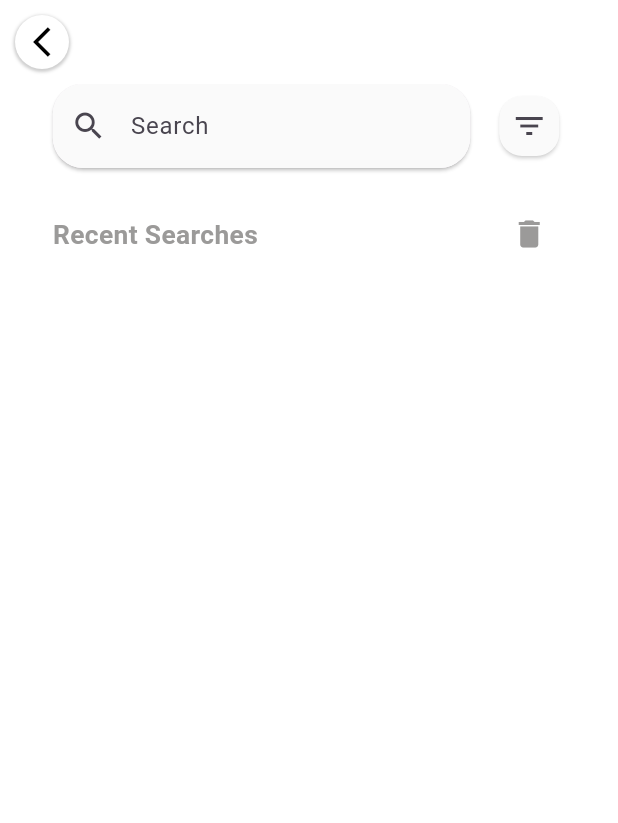
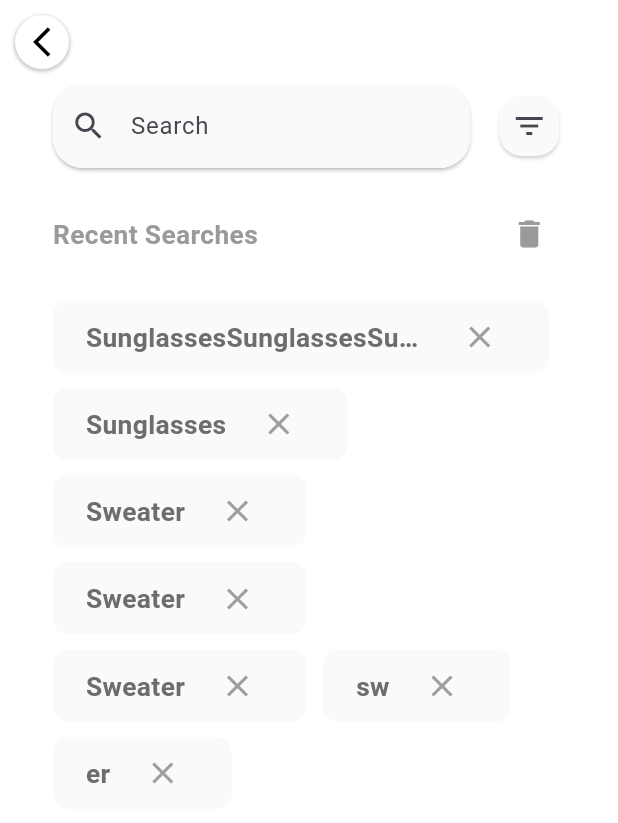
Before and after one commit to KhaledElalfy1/mentorship-ecommerce, a Flutter app: the screen it shows after launch, on a phone screen of 412 x 824 dp. Shown: the top 823 px of the screen. Run offline on Flutter 3.47's test engine with Material 3 defaults, Android fonts, the light colour scheme and no system bars; our stand-ins replace device_preview, flutter_screenutil.

Commit message:
finish search view

```diff
--- a/lib/features/search/presentation/view/search_view.dart
+++ b/lib/features/search/presentation/view/search_view.dart
@@ -1,6 +1,7 @@
 import 'package:flutter/material.dart';
 import 'package:mentorship_ecommerce/features/search/presentation/view/widgets/custom_search_app_bar.dart';
 import 'package:mentorship_ecommerce/features/search/presentation/view/widgets/search_result_header.dart';
+import 'package:mentorship_ecommerce/features/search/presentation/view/widgets/search_result_item.dart';
 import 'package:mentorship_ecommerce/features/search/presentation/view/widgets/search_section.dart';
 import 'package:flutter_screenutil/flutter_screenutil.dart';
 
@@ -19,10 +20,29 @@ class SearchView extends StatelessWidget {
         child: Column(
           children: [
             const SearchSection(),
-             SizedBox(
+            SizedBox(
               height: 20.h,
             ),
             const SearchResultHeader(),
+            SizedBox(
+              height: 20.h,
+            ),
+            const Wrap(
+              children: [
+                SearchResultItem(
+                  text:
+                      'SunglassesSunglassesSunglassesSunglassesSunglassesSunglassesSunglassesSunglassesSunglassesSunglassesSunglasses',
+                ),
+                SearchResultItem(
+                  text: 'Sunglasses',
+                ),
+                SearchResultItem(text: 'Sweater'),
+                SearchResultItem(text: 'Sweater'),
+                SearchResultItem(text: 'Sweater'),
+                SearchResultItem(text: 'sw'),
+                SearchResultItem(text: 'er'),
+              ],
+            )
           ],
         ),
       ),
--- /dev/null
+++ b/lib/features/search/presentation/view/widgets/search_result_item.dart
@@ -0,0 +1,54 @@
+import 'package:flutter/material.dart';
+import 'package:mentorship_ecommerce/core/utils/app_color.dart';
+import 'package:mentorship_ecommerce/core/utils/styles.dart';
+import 'package:flutter_screenutil/flutter_screenutil.dart';
+
+class SearchResultItem extends StatelessWidget {
+  const SearchResultItem({
+    super.key,
+    required this.text,
+  });
+  final String text;
+  @override
+  Widget build(BuildContext context) {
+    return Container(
+      margin: EdgeInsets.only(
+        right: 10.w,
+        bottom: 10.h,
+      ),
+      padding: EdgeInsets.symmetric(
+        horizontal: 20.w,
+      ),
+      decoration: BoxDecoration(
+        color: AppColor.textFiledFilledColor,
+        borderRadius: BorderRadius.circular(10.r),
+      ),
+      child: Row(
+        mainAxisSize: MainAxisSize.min,
+        children: [
+          Flexible(
+            child: Text(
+              text,
+              overflow: TextOverflow.ellipsis,
+              style: Styles.textStyle16.copyWith(
+                color: const Color(
+                  0xff6F6D6B,
+                ),
+              ),
+            ),
+          ),
+          SizedBox(
+            width: 10.w,
+          ),
+          IconButton(
+            onPressed: () {},
+            icon: const Icon(
+              Icons.close,
+              color: Colors.grey,
+            ),
+          )
+        ],
+      ),
+    );
+  }
+}
```
